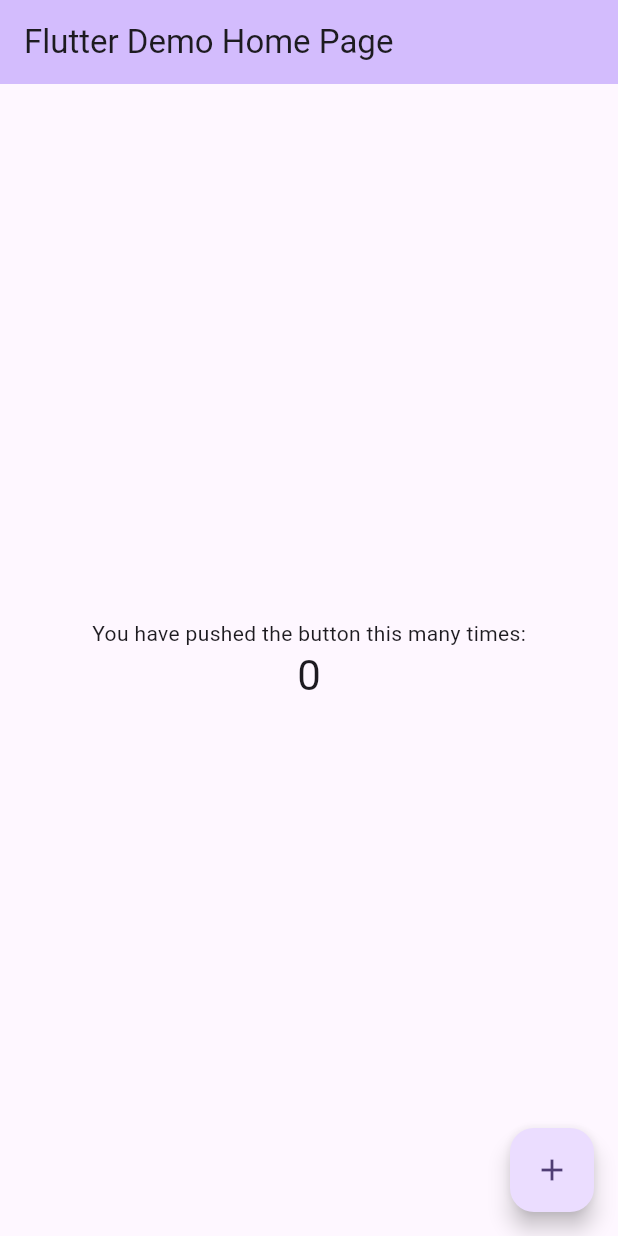
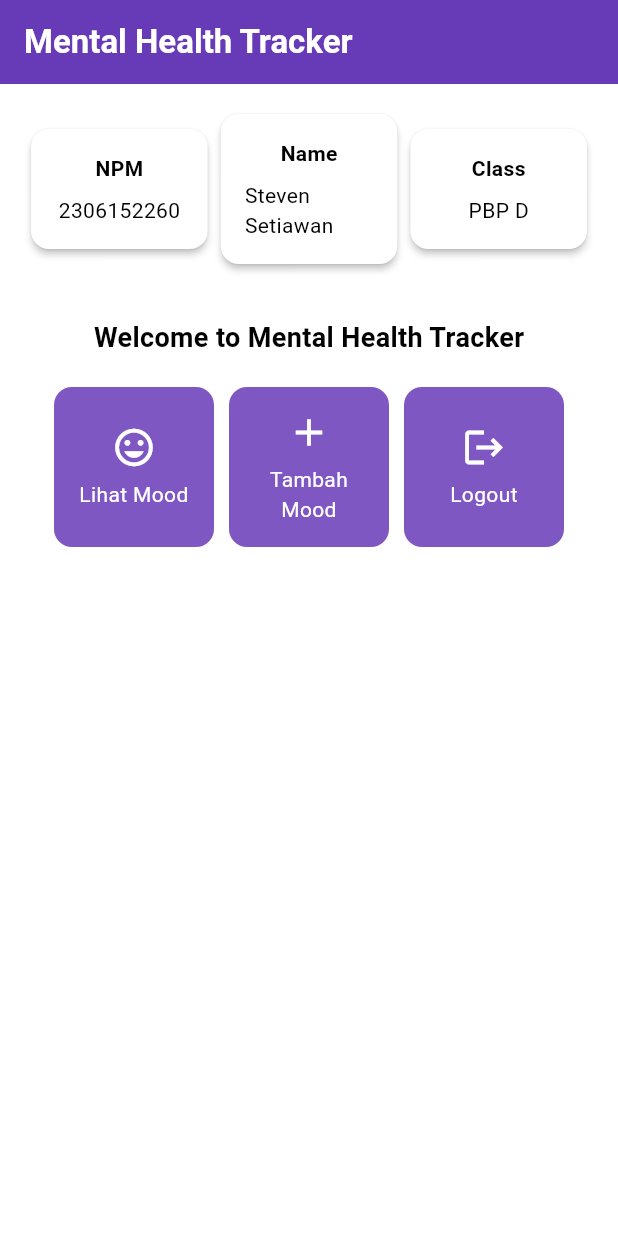
Before and after one commit to setiawans/mental-health-tracker-mobile, a Flutter app: the screen it shows after launch, on a phone screen of 412 x 824 dp. Run offline on Flutter 3.47's test engine with Material 3 defaults, Android fonts, the phone set to English and light mode, and no system bars.

Commit message:
finish tutorial 6

```diff
--- a/lib/main.dart
+++ b/lib/main.dart
@@ -1,4 +1,5 @@
 import 'package:flutter/material.dart';
+import 'package:mental_health_tracker/menu.dart';
 
 void main() {
   runApp(const MyApp());
@@ -28,98 +29,12 @@ class MyApp extends StatelessWidget {
         //
         // This works for code too, not just values: Most code changes can be
         // tested with just a hot reload.
-        colorScheme: ColorScheme.fromSeed(seedColor: Colors.deepPurple),
+        colorScheme: ColorScheme.fromSwatch(
+            primarySwatch: Colors.deepPurple,
+        ).copyWith(secondary: Colors.deepPurple[400]),
         useMaterial3: true,
       ),
-      home: const MyHomePage(title: 'Flutter Demo Home Page'),
+      home: MyHomePage(),
     );
   }
 }
-
-class MyHomePage extends StatefulWidget {
-  const MyHomePage({super.key, required this.title});
-
-  // This widget is the home page of your application. It is stateful, meaning
-  // that it has a State object (defined below) that contains fields that affect
-  // how it looks.
-
-  // This class is the configuration for the state. It holds the values (in this
-  // case the title) provided by the parent (in this case the App widget) and
-  // used by the build method of the State. Fields in a Widget subclass are
-  // always marked "final".
-
-  final String title;
-
-  @override
-  State<MyHomePage> createState() => _MyHomePageState();
-}
-
-class _MyHomePageState extends State<MyHomePage> {
-  int _counter = 0;
-
-  void _incrementCounter() {
-    setState(() {
-      // This call to setState tells the Flutter framework that something has
-      // changed in this State, which causes it to rerun the build method below
-      // so that the display can reflect the updated values. If we changed
-      // _counter without calling setState(), then the build method would not be
-      // called again, and so nothing would appear to happen.
-      _counter++;
-    });
-  }
-
-  @override
-  Widget build(BuildContext context) {
-    // This method is rerun every time setState is called, for instance as done
-    // by the _incrementCounter method above.
-    //
-    // The Flutter framework has been optimized to make rerunning build methods
-    // fast, so that you can just rebuild anything that needs updating rather
-    // than having to individually change instances of widgets.
-    return Scaffold(
-      appBar: AppBar(
-        // TRY THIS: Try changing the color here to a specific color (to
-        // Colors.amber, perhaps?) and trigger a hot reload to see the AppBar
-        // change color while the other colors stay the same.
-        backgroundColor: Theme.of(context).colorScheme.inversePrimary,
-        // Here we take the value from the MyHomePage object that was created by
-        // the App.build method, and use it to set our appbar title.
-        title: Text(widget.title),
-      ),
-      body: Center(
-        // Center is a layout widget. It takes a single child and positions it
-        // in the middle of the parent.
-        child: Column(
-          // Column is also a layout widget. It takes a list of children and
-          // arranges them vertically. By default, it sizes itself to fit its
-          // children horizontally, and tries to be as tall as its parent.
-          //
-          // Column has various properties to control how it sizes itself and
-          // how it positions its children. Here we use mainAxisAlignment to
-          // center the children vertically; the main axis here is the vertical
-          // axis because Columns are vertical (the cross axis would be
-          // horizontal).
-          //
-          // TRY THIS: Invoke "debug painting" (choose the "Toggle Debug Paint"
-          // action in the IDE, or press "p" in the console), to see the
-          // wireframe for each widget.
-          mainAxisAlignment: MainAxisAlignment.center,
-          children: <Widget>[
-            const Text(
-              'You have pushed the button this many times:',
-            ),
-            Text(
-              '$_counter',
-              style: Theme.of(context).textTheme.headlineMedium,
-            ),
-          ],
-        ),
-      ),
-      floatingActionButton: FloatingActionButton(
-        onPressed: _incrementCounter,
-        tooltip: 'Increment',
-        child: const Icon(Icons.add),
-      ), // This trailing comma makes auto-formatting nicer for build methods.
-    );
-  }
-}
--- /dev/null
+++ b/lib/menu.dart
@@ -0,0 +1,188 @@
+import 'package:flutter/material.dart';
+
+class MyHomePage extends StatelessWidget {
+  final String npm = '2306152260'; // NPM
+  final String name = 'Steven Setiawan'; // Nama
+  final String className = 'PBP D'; // Kelas
+
+  final List<ItemHomepage> items = [
+    ItemHomepage("Lihat Mood", Icons.mood),
+    ItemHomepage("Tambah Mood", Icons.add),
+    ItemHomepage("Logout", Icons.logout),
+  ];
+
+  MyHomePage({super.key});
+
+  @override
+  Widget build(BuildContext context) {
+    // Scaffold menyediakan struktur dasar halaman dengan AppBar dan body.
+    return Scaffold(
+      // AppBar adalah bagian atas halaman yang menampilkan judul.
+      appBar: AppBar(
+        // Judul aplikasi "Mental Health Tracker" dengan teks putih dan tebal.
+        title: const Text(
+          'Mental Health Tracker',
+          style: TextStyle(
+            color: Colors.white,
+            fontWeight: FontWeight.bold,
+          ),
+        ),
+        // Warna latar belakang AppBar diambil dari skema warna tema aplikasi.
+        backgroundColor: Theme.of(context).colorScheme.primary,
+      ),
+      // Body halaman dengan padding di sekelilingnya.
+      body: Padding(
+        padding: const EdgeInsets.all(16.0),
+        // Menyusun widget secara vertikal dalam sebuah kolom.
+        child: Column(
+          crossAxisAlignment: CrossAxisAlignment.center,
+          children: [
+            // Row untuk menampilkan 3 InfoCard secara horizontal.
+            Row(
+              mainAxisAlignment: MainAxisAlignment.spaceEvenly,
+              children: [
+                InfoCard(title: 'NPM', content: npm),
+                InfoCard(title: 'Name', content: name),
+                InfoCard(title: 'Class', content: className),
+              ],
+            ),
+
+            // Memberikan jarak vertikal 16 unit.
+            const SizedBox(height: 16.0),
+
+            // Menempatkan widget berikutnya di tengah halaman.
+            Center(
+              child: Column(
+                // Menyusun teks dan grid item secara vertikal.
+
+                children: [
+                  // Menampilkan teks sambutan dengan gaya tebal dan ukuran 18.
+                  const Padding(
+                    padding: EdgeInsets.only(top: 16.0),
+                    child: Text(
+                      'Welcome to Mental Health Tracker',
+                      style: TextStyle(
+                        fontWeight: FontWeight.bold,
+                        fontSize: 18.0,
+                      ),
+                    ),
+                  ),
+
+                  // Grid untuk menampilkan ItemCard dalam bentuk grid 3 kolom.
+                  GridView.count(
+                    primary: true,
+                    padding: const EdgeInsets.all(20),
+                    crossAxisSpacing: 10,
+                    mainAxisSpacing: 10,
+                    crossAxisCount: 3,
+                    // Agar grid menyesuaikan tinggi kontennya.
+                    shrinkWrap: true,
+
+                    // Menampilkan ItemCard untuk setiap item dalam list items.
+                    children: items.map((ItemHomepage item) {
+                      return ItemCard(item);
+                    }).toList(),
+                  ),
+                ],
+              ),
+            ),
+          ],
+        ),
+      ),
+    );
+  }
+}
+
+class InfoCard extends StatelessWidget {
+  // Kartu informasi yang menampilkan title dan content.
+
+  final String title;  // Judul kartu.
+  final String content;  // Isi kartu.
+
+  const InfoCard({super.key, required this.title, required this.content});
+
+  @override
+  Widget build(BuildContext context) {
+    return Card(
+      // Membuat kotak kartu dengan bayangan dibawahnya.
+      elevation: 2.0,
+      child: Container(
+        // Mengatur ukuran dan jarak di dalam kartu.
+        width: MediaQuery.of(context).size.width / 3.5, // menyesuaikan dengan lebar device yang digunakan.
+        padding: const EdgeInsets.all(16.0),
+        // Menyusun title dan content secara vertikal.
+        child: Column(
+          children: [
+            Text(
+              title,
+              style: const TextStyle(fontWeight: FontWeight.bold),
+            ),
+            const SizedBox(height: 8.0),
+            Text(content),
+          ],
+        ),
+      ),
+    );
+  }
+}
+
+class ItemHomepage {
+  final String name;
+  final IconData icon;
+
+  ItemHomepage(this.name, this.icon);
+}
+
+class ItemCard extends StatelessWidget {
+  // Menampilkan kartu dengan ikon dan nama.
+
+  final ItemHomepage item;
+
+  const ItemCard(this.item, {super.key});
+
+  @override
+  Widget build(BuildContext context) {
+    return Material(
+      // Menentukan warna latar belakang dari tema aplikasi.
+      color: Theme.of(context).colorScheme.secondary,
+      // Membuat sudut kartu melengkung.
+      borderRadius: BorderRadius.circular(12),
+
+      child: InkWell(
+        // Aksi ketika kartu ditekan.
+        onTap: () {
+          // Menampilkan pesan SnackBar saat kartu ditekan.
+          ScaffoldMessenger.of(context)
+            ..hideCurrentSnackBar()
+            ..showSnackBar(
+              SnackBar(content: Text("Kamu telah menekan tombol ${item.name}!"))
+            );
+        },
+        // Container untuk menyimpan Icon dan Text
+        child: Container(
+          padding: const EdgeInsets.all(8),
+          child: Center(
+            child: Column(
+              // Menyusun ikon dan teks di tengah kartu.
+              mainAxisAlignment: MainAxisAlignment.center,
+              children: [
+                Icon(
+                  item.icon,
+                  color: Colors.white,
+                  size: 30.0,
+                ),
+                const Padding(padding: EdgeInsets.all(3)),
+                Text(
+                  item.name,
+                  textAlign: TextAlign.center,
+                  style: const TextStyle(color: Colors.white),
+                ),
+              ],
+            ),
+          ),
+        ),
+      ),
+    );
+  }
+
+}
```
